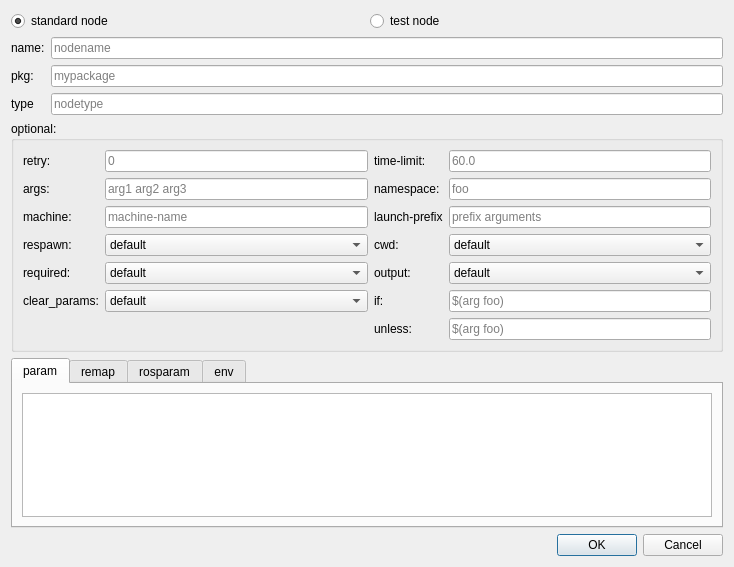
Above: rxDev/src/tagItems/nodeEdit.ui from songxuchao/rxdeveloper-ros-pkg before the change. Below: the same form after it.
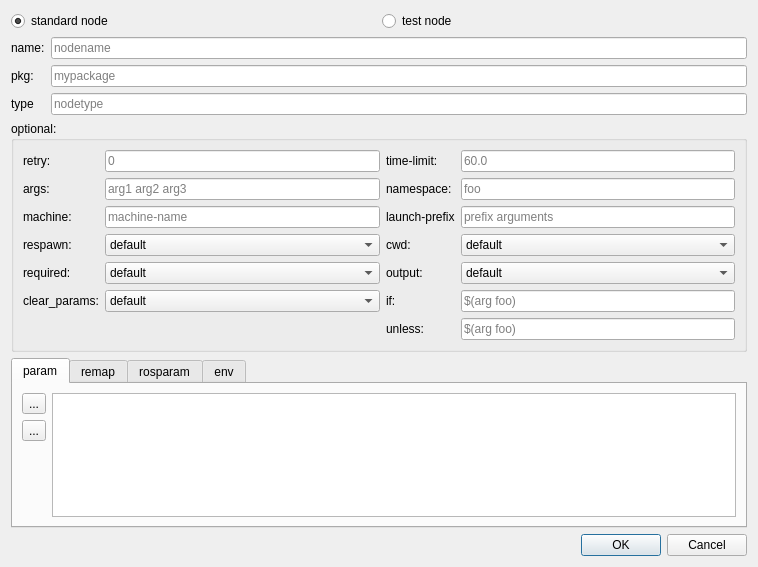
That is the form after the change. The open tabs and pages were chosen to show the change. Icons and pictures are not drawn.

Commit message: included items are now removable and params addable -> more to come

Patch:
```diff
--- a/rxDev/src/tagItems/nodeEdit.ui
+++ b/rxDev/src/tagItems/nodeEdit.ui
@@ -6,7 +6,7 @@
    <rect>
     <x>0</x>
     <y>0</y>
-    <width>734</width>
+    <width>758</width>
     <height>567</height>
    </rect>
   </property>
@@ -392,7 +392,40 @@
        <string>param</string>
       </attribute>
       <layout class="QGridLayout" name="gridLayout_5">
-       <item row="0" column="0">
+       <item row="0" column="1">
+        <layout class="QHBoxLayout" name="horizontalLayout_3">
+         <item>
+          <layout class="QVBoxLayout" name="verticalLayout_2">
+           <item>
+            <widget class="QToolButton" name="toolButton_deleteParam">
+             <property name="text">
+              <string>...</string>
+             </property>
+            </widget>
+           </item>
+           <item>
+            <widget class="QToolButton" name="toolButton_addParam">
+             <property name="text">
+              <string>...</string>
+             </property>
+            </widget>
+           </item>
+           <item>
+            <spacer name="verticalSpacer_2">
+             <property name="orientation">
+              <enum>Qt::Vertical</enum>
+             </property>
+             <property name="sizeHint" stdset="0">
+              <size>
+               <width>20</width>
+               <height>40</height>
+              </size>
+             </property>
+            </spacer>
+           </item>
+          </layout>
+         </item>
+         <item>
         <widget class="QTableView" name="tableView_paramItems">
          <property name="editTriggers">
           <set>QAbstractItemView::NoEditTriggers</set>
@@ -409,6 +442,8 @@
         </widget>
        </item>
       </layout>
+       </item>
+      </layout>
      </widget>
      <widget class="QWidget" name="remap">
       <attribute name="title">
```
Left out of the diff: 150 changed lines with no effect on the pictures. Lines whose indentation alone changed are shown as unchanged. The commit also changes 11 other files.
